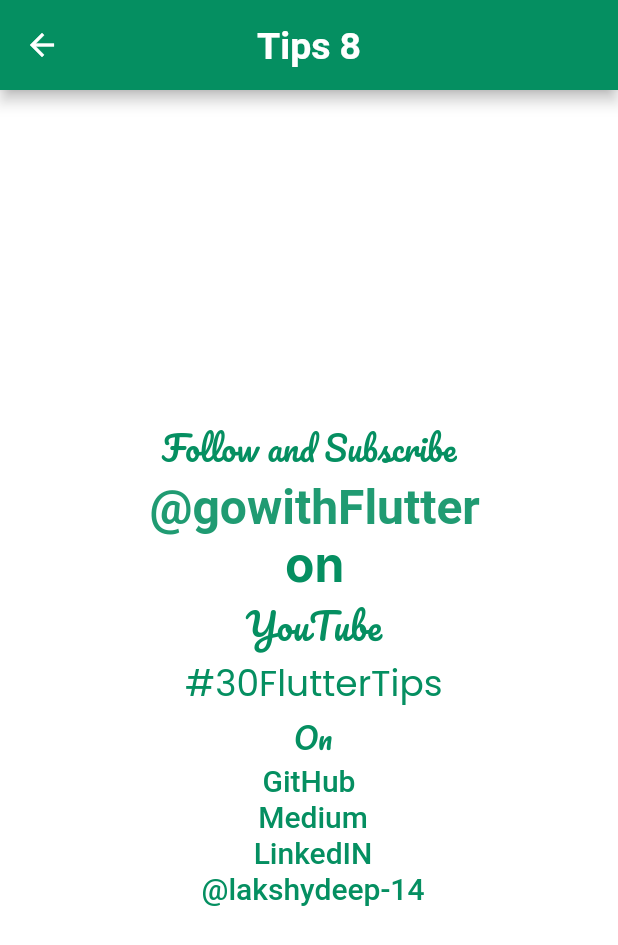
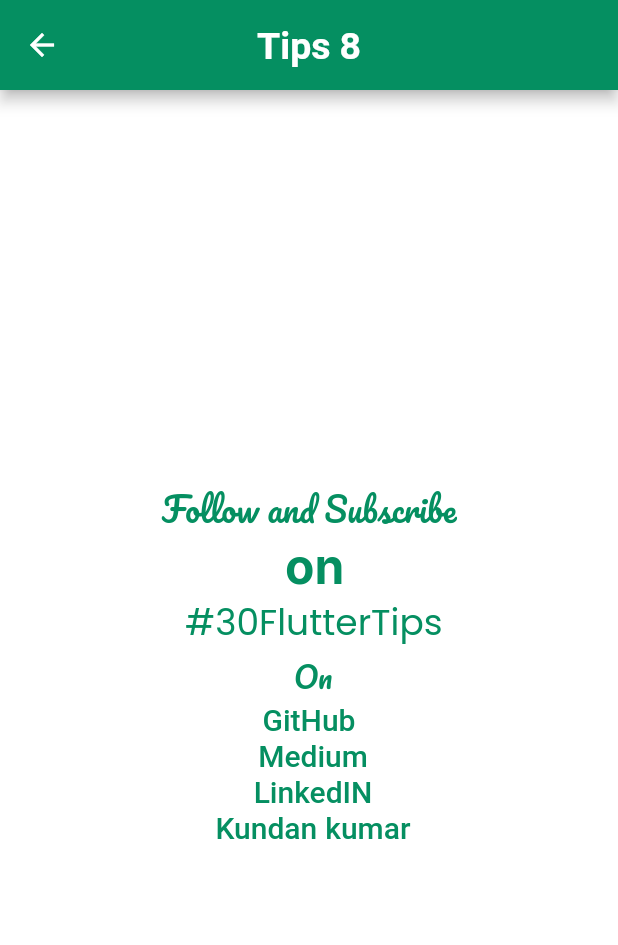
Before and after one commit to kundankumaryadav88/audiochatapp-and-features, a Flutter app: the MyWidget screen opened directly, on a phone screen of 412 x 824 dp. Shown: the top 945 px of the screen. Run offline on Flutter 3.47's test engine with Material 2 defaults, Android fonts, the phone set to English and light mode, and no system bars; our stand-ins replace audioplayers, carousel_slider, cloud_firestore, confetti, device_preview, dropdown_button2 and 18 more; missing offline and left inert: is_first_run, numeral_system, record_mp3, zoom_widget; accounts and stored records are empty; Roboto replaces fonts that are missing (Sansita).

Commit message:
updation-in-name

```diff
--- a/lib/home.dart
+++ b/lib/home.dart
@@ -117,8 +117,7 @@ class _HomeState extends State<Home> {
   @override
   Widget build(BuildContext context) {
     return Scaffold(
-      appBar:
-          customAppBar("Flutter 30 Tips\nwith\nLakshydeep Vikram", back: false),
+      appBar: customAppBar("Flutter 30 Tips", back: false),
       body:
           //  UserList(
           //   tips: "4",
--- a/lib/tips11/pdfView.dart
+++ b/lib/tips11/pdfView.dart
@@ -79,7 +79,7 @@ class _PDFViewState extends State<PDFView> {
                     margin: pdfWid.EdgeInsets.symmetric(vertical: 10),
                     color: PdfColors.black,
                   ),
-                  pdfWid.Text("Lakshydeep Vikram",
+                  pdfWid.Text("Kundan kumar",
                       style: pdfWid.TextStyle(
                           fontSize: 25, fontWeight: pdfWid.FontWeight.bold)),
                   pdfWid.Text("Follow on Medium, LinkedIn, GitHub",
--- a/lib/tips15/wa.dart
+++ b/lib/tips15/wa.dart
@@ -16,11 +16,10 @@ class WhatsAppChat extends StatefulWidget {
 
 class _WhatsAppChatState extends State<WhatsAppChat> {
   //edit groupLink and numberWithCode firsr
-  String groupLink = ""; //https://chat.whatsapp.com/HMudsgtHEzS7xLmHrN8El/
-  String numberWithCode = ""; //https://wa.me/9779812345678/
+  String groupLink = "";
+  String numberWithCode = "";
   void wa(String host) async {
-    Uri url =
-        Uri.parse("$host?text=Follow 30FlutterTips With Lakshydeep Vikram");
+    Uri url = Uri.parse("$host?text=Follow 30FlutterTips With kundan kumar");
     if (await canLaunchUrl(url)) {
       await launchUrl(
         url,
--- a/lib/tips18/zoomWid.dart
+++ b/lib/tips18/zoomWid.dart
@@ -37,18 +37,18 @@ class _ZoomWidState extends State<ZoomWid> {
                 style: context.text.headline1,
               ),
               Text(
-                " #30FlutterTipsWithLakshydeepVikram",
+                " #30FlutterTipsWithkundankumar",
                 style: context.text.headline1!
                     .copyWith(fontFamily: GoogleFonts.poppins().fontFamily),
               ),
               Text(
-                " #30FlutterTipsWithLakshydeepVikram",
+                " #30FlutterTipsWithkundankumar",
                 style: context.text.headline3!.copyWith(
                     color: mainColor.withOpacity(0.89),
                     fontFamily: GoogleFonts.sansita().fontFamily),
               ),
               Text(
-                " #30FlutterTipsWithLakshydeepVikram",
+                " #30FlutterTipsWithkundankumar",
                 style: context.text.headline4,
               ),
               Text(
@@ -71,7 +71,7 @@ class _ZoomWidState extends State<ZoomWid> {
                     .copyWith(fontFamily: GoogleFonts.newTegomin().fontFamily),
               ),
               Text(
-                " @lakshydeep-14",
+                " Kundan kumar",
                 style: context.text.headline4!
                     .copyWith(fontFamily: GoogleFonts.newTegomin().fontFamily),
               ),
--- a/lib/tips19/stepperWid.dart
+++ b/lib/tips19/stepperWid.dart
@@ -115,7 +115,7 @@ class _StepprWidState extends State<StepprWid> {
             Step(
                 isActive: index >= 1,
                 title: SizedBox.shrink(),
-                content: _steps("#30flutterTips\n&\n@lakshydeep-14")),
+                content: _steps("#30flutterTips\nKundan kumar")),
             Step(
                 isActive: index >= 2,
                 title: SizedBox.shrink(),
--- a/lib/tips20/scroll.dart
+++ b/lib/tips20/scroll.dart
@@ -93,7 +93,7 @@ class _ScrollWidgetState extends State<ScrollWidget> {
                 SizedBox(height: 100),
                 Center(
                   child: Text(
-                    "@lakshydeep-14",
+                    "Kundan kumar",
                     style: context.text.headline2!
                         .copyWith(fontWeight: FontWeight.w600),
                     textAlign: TextAlign.justify,
--- a/lib/tips24/shimmer_effect.dart
+++ b/lib/tips24/shimmer_effect.dart
@@ -95,10 +95,6 @@ class _ShimmerEffectState extends State<ShimmerEffect> {
                 ),
                 _widget(loading1, "Follow #30FlutterTips"),
                 _widget(loading2, "On"),
-                _widget(loading3, "YouTube: @gowithflutter"),
-                _widget(loading4, "Github: lakshydeep-14"),
-                _widget(loading5, "Medium: lakshydeep-14"),
-                _widget(loading6, "LinkedIn: lakshydeep-14"),
               ],
             )));
   }
--- a/lib/tips25/tips25.dart
+++ b/lib/tips25/tips25.dart
@@ -48,7 +48,7 @@ class _DropDownWithSearchState extends State<DropDownWithSearch> {
   TextEditingController searchController = TextEditingController();
   final List<String> _list = [
     "Follow",
-    "lakshydeep-14",
+    "kundan kumar",
     "on",
     "Github",
     "Medium",
--- a/lib/tips8/showCase.dart
+++ b/lib/tips8/showCase.dart
@@ -27,18 +27,8 @@ class _MyWidgetState extends State<MyWidget> {
               ),
             ),
             Text(
-              " @gowithFlutter",
-              style: context.text.headline1!.copyWith(
-                  color: mainColor.withOpacity(0.89),
-                  fontFamily: GoogleFonts.sansita().fontFamily),
-            ),
-            Text(
               " on",
               style: context.text.headline1,
-            ),
-            Text(
-              " YouTube",
-              style: context.text.headline2,
             ),
             Text(
               " #30FlutterTips",
@@ -65,7 +55,7 @@ class _MyWidgetState extends State<MyWidget> {
                   .copyWith(fontFamily: GoogleFonts.newTegomin().fontFamily),
             ),
             Text(
-              " @lakshydeep-14",
+              " Kundan kumar",
               style: context.text.headline4!
                   .copyWith(fontFamily: GoogleFonts.newTegomin().fontFamily),
             ),
--- a/lib/tips9/webView.dart
+++ b/lib/tips9/webView.dart
@@ -21,17 +21,10 @@ class _WebViewWidState extends State<WebViewWid> {
           crossAxisAlignment: CrossAxisAlignment.center,
           children: [
             _wid(
-                url: "https://lakshydeep-14.medium.com",
-                label: "Medium",
-                icon: FontAwesomeIcons.medium),
-            _wid(
-                url: "https://linkedin.com/in/lakshydeep-14",
+                url: "https:",
                 label: "LinkedIN",
                 icon: FontAwesomeIcons.linkedin),
-            _wid(
-                url: "https://github.com/lakshydeep-14",
-                label: "GitHub",
-                icon: FontAwesomeIcons.github),
+            _wid(url: "https:", label: "GitHub", icon: FontAwesomeIcons.github),
           ],
         ));
   }
```
Also changed, not shown: lib/tips10/urlview.dart (+7 -10 lines).
